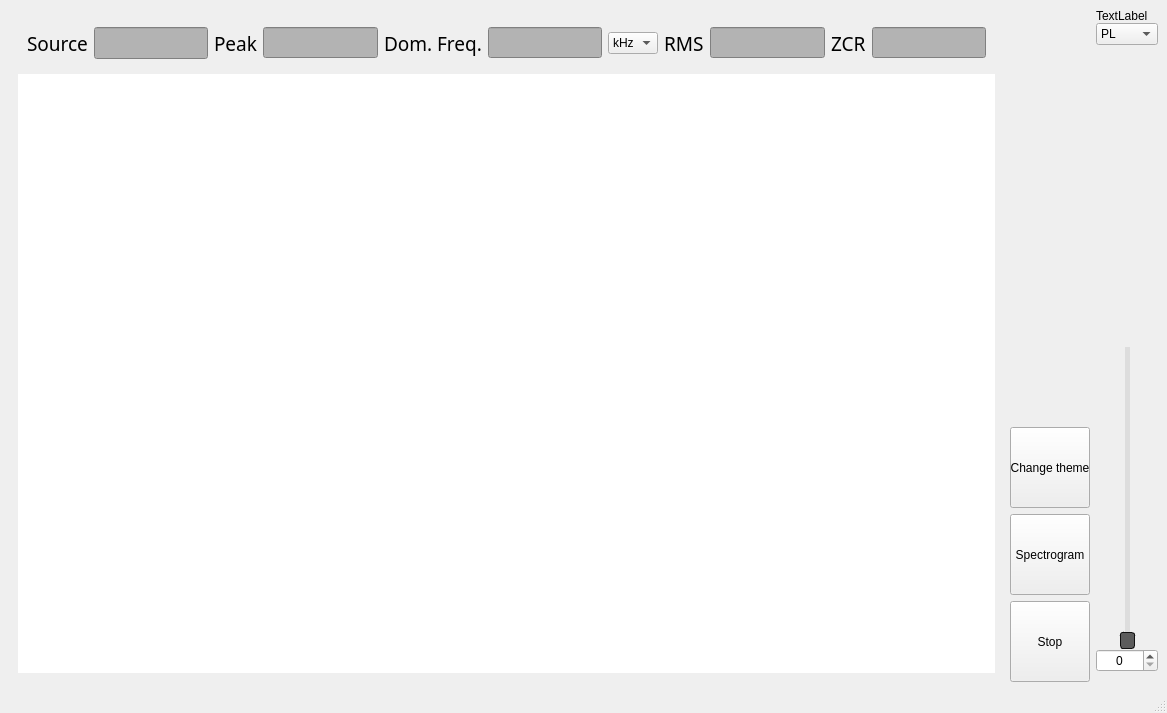
The window that application/src/mainwindow.ui (misadecki/acoustiqt) describes before a commit, drawn with Qt 5.
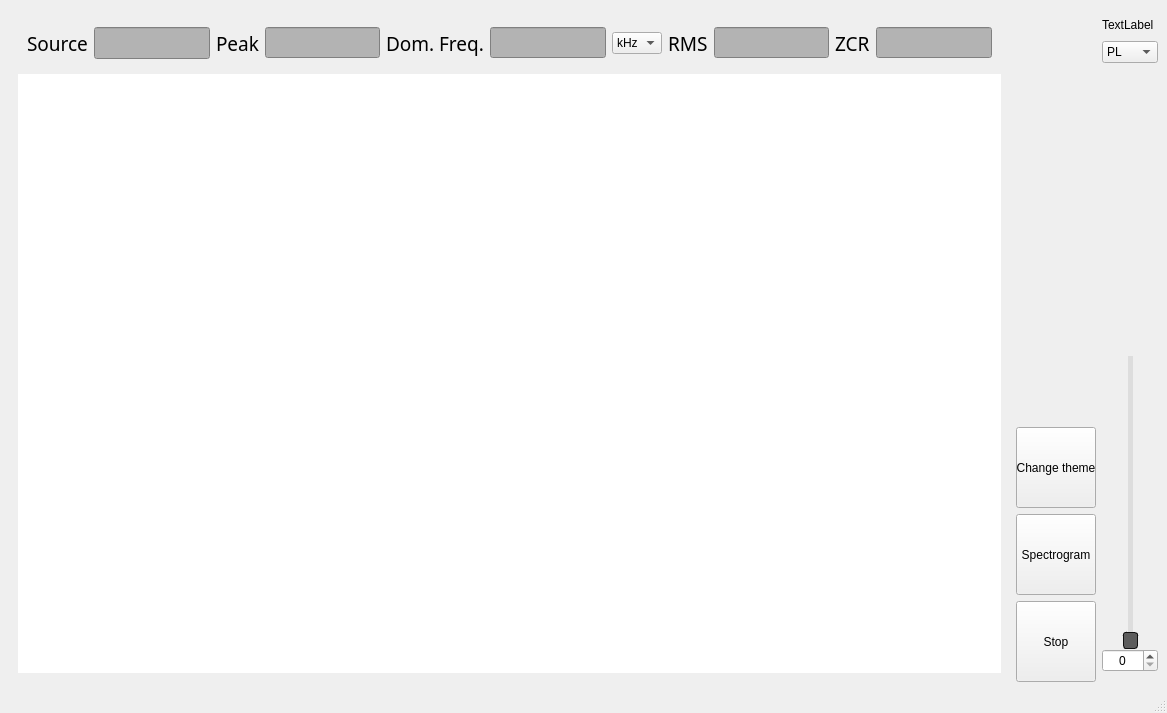
The same window after the commit. Icons and pictures are not drawn. Custom widgets are drawn as their Qt base class.

What changed in the file:
```diff
--- a/application/src/mainwindow.ui
+++ b/application/src/mainwindow.ui
@@ -34,7 +34,7 @@
    </property>
    <layout class="QGridLayout" name="gridLayout">
     <item row="0" column="0">
-     <layout class="QHBoxLayout" name="horizontalLayout_2" stretch="16,1,1">
+     <layout class="QHBoxLayout" name="horizontalLayout_2" stretch="30,2,1">
       <item>
        <widget class="QStackedWidget" name="stackedWidget">
         <property name="sizePolicy">
@@ -846,6 +846,18 @@
         </property>
         <item>
          <widget class="QLabel" name="lang_flag">
+          <property name="sizePolicy">
+           <sizepolicy hsizetype="Preferred" vsizetype="Preferred">
+            <horstretch>0</horstretch>
+            <verstretch>0</verstretch>
+           </sizepolicy>
+          </property>
+          <property name="minimumSize">
+           <size>
+            <width>32</width>
+            <height>32</height>
+           </size>
+          </property>
           <property name="text">
            <string>TextLabel</string>
           </property>
```
Left out of the diff: 3 changed lines with no effect on the pictures.
